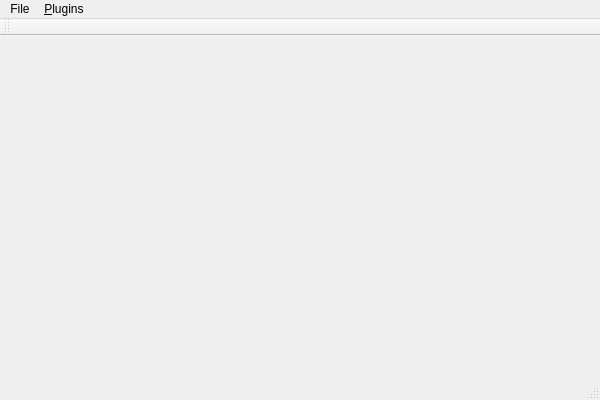
Old version of the form GUI/mainwindow.ui in the repository kcuzner/Simulate.
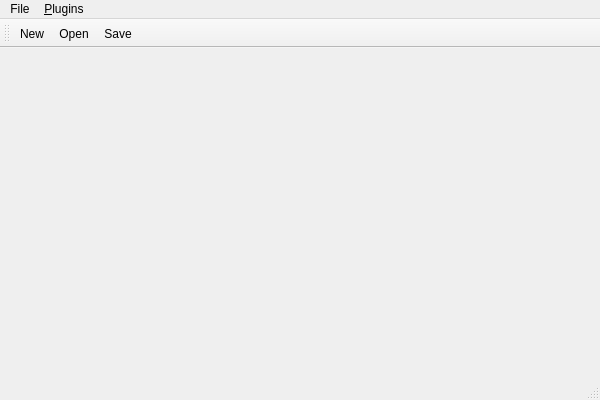
New version of the form. Icons and pictures are not drawn.

```diff
--- a/GUI/mainwindow.ui
+++ b/GUI/mainwindow.ui
@@ -55,6 +55,9 @@
    <attribute name="toolBarBreak">
     <bool>false</bool>
    </attribute>
+   <addaction name="actionNew_2"/>
+   <addaction name="actionOpen"/>
+   <addaction name="actionSave"/>
   </widget>
   <widget class="QStatusBar" name="statusBar"/>
   <action name="actionSimulation">
```
Left out of the diff: 82 changed lines with no effect on the pictures.
